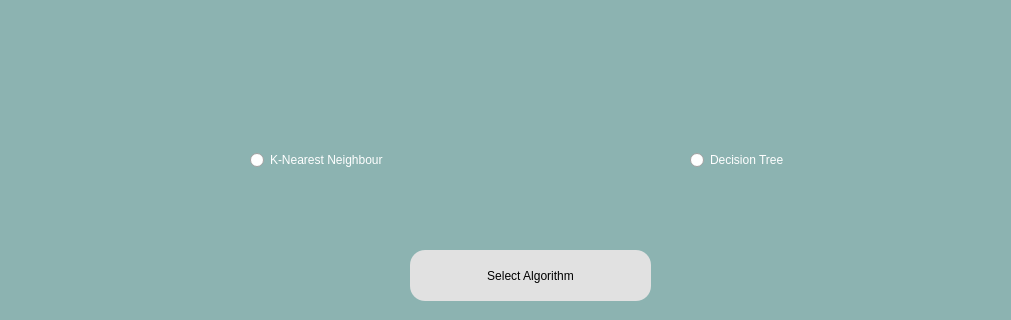
First picture: the form in UI_Files/mainMenuUI.ui, repository Rizi22/Using-Machine-Learning-Algorithms-to-Predict-the-Price-of-Pre-owned-Cars, before the edit; both pictures show x 0 to 1011 and y 220 to 540 of the 1100 by 700 pixel window.
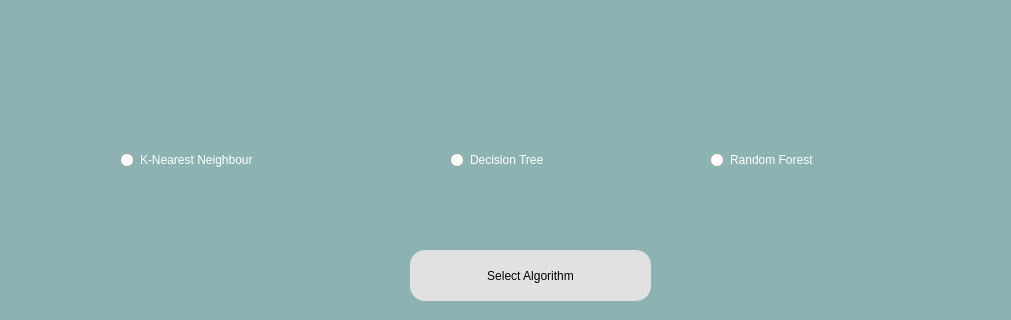
Second picture: the form after the edit.

Commit message: Added random forest to UI

Patch:
```diff
--- a/UI_Files/mainMenuUI.ui
+++ b/UI_Files/mainMenuUI.ui
@@ -49,7 +49,7 @@
    <widget class="QRadioButton" name="KNNButton">
     <property name="geometry">
      <rect>
-      <x>260</x>
+      <x>130</x>
       <y>390</y>
       <width>221</width>
       <height>20</height>
@@ -66,7 +66,7 @@
    <widget class="QRadioButton" name="DTButton">
     <property name="geometry">
      <rect>
-      <x>700</x>
+      <x>460</x>
       <y>390</y>
       <width>151</width>
       <height>20</height>
@@ -97,6 +97,23 @@
      <string>Select Algorithm</string>
     </property>
    </widget>
+   <widget class="QRadioButton" name="RFButton">
+    <property name="geometry">
+     <rect>
+      <x>720</x>
+      <y>390</y>
+      <width>221</width>
+      <height>20</height>
+     </rect>
+    </property>
+    <property name="styleSheet">
+     <string notr="true">color: rgb(255, 255, 255);
+font: 12pt &quot;MS Shell Dlg 2&quot;;</string>
+    </property>
+    <property name="text">
+     <string>Random Forest</string>
+    </property>
+   </widget>
   </widget>
  </widget>
  <resources/>
```
The commit also changes 3 other files.
